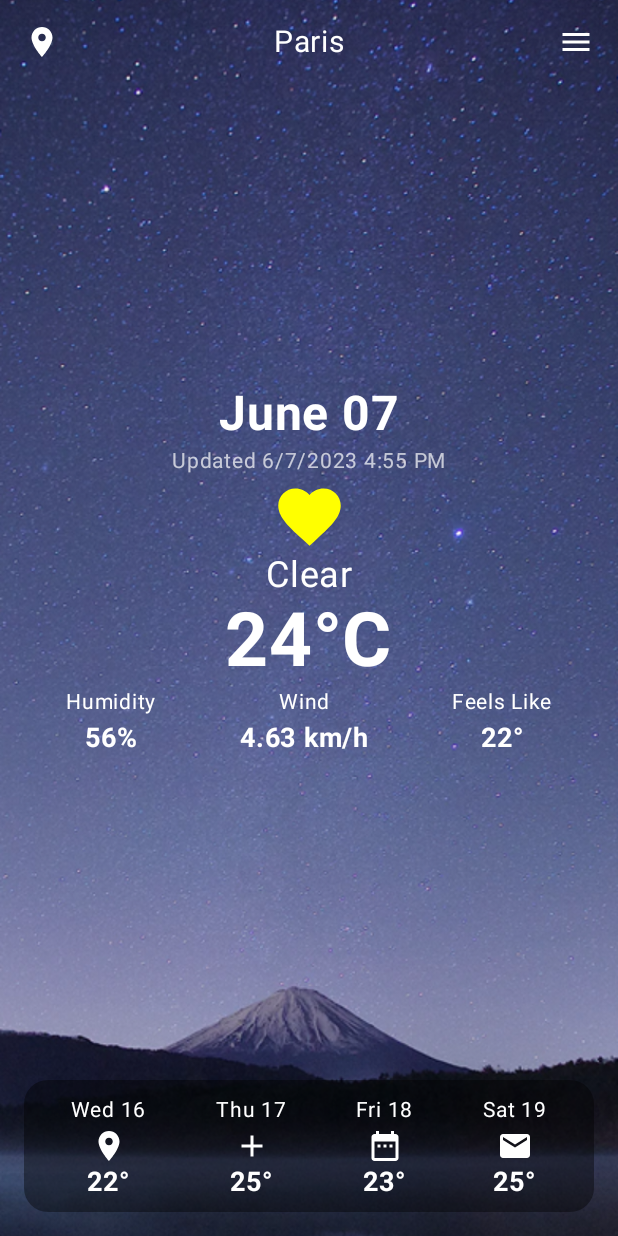
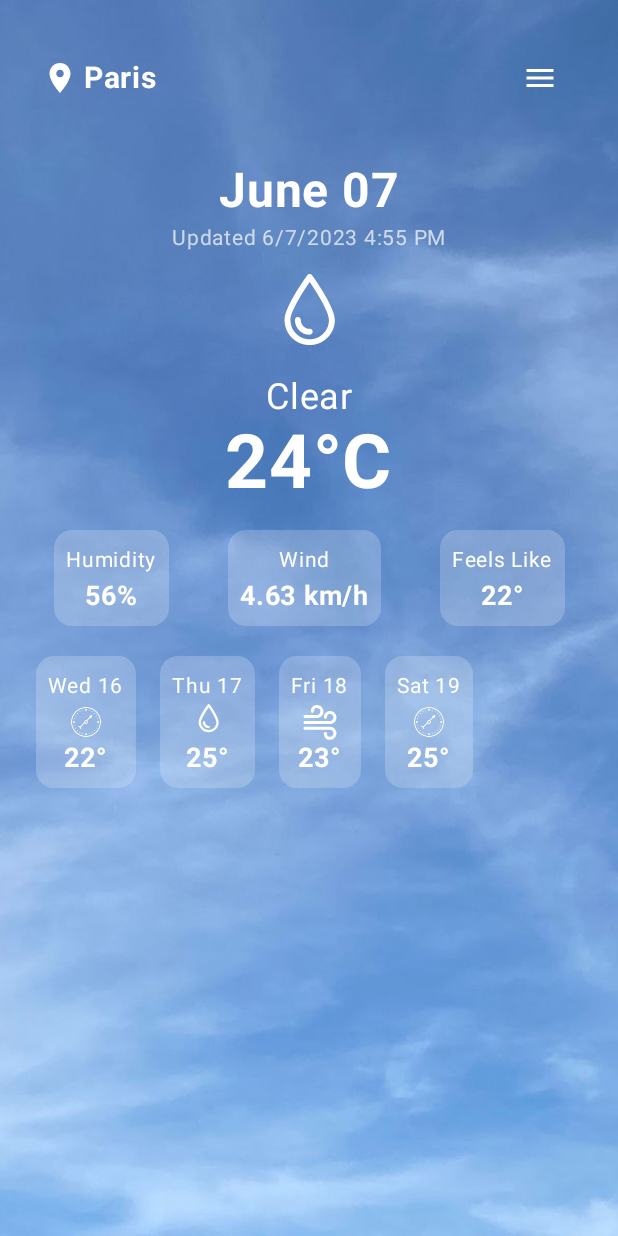
Before and after one commit to Ranahossam156/Weather_App_Kotlin, an Android app built with Jetpack Compose: the composable WeatherScreen shown on its own in the app's theme, on a phone screen of 412 x 824 dp. Run offline under Robolectric (Android 15) with nearby library versions, the phone set to English and light mode, and no system bars.

Commit message:
Home UI v1

```diff
--- a/app/src/main/java/com/example/weatherapp/MainActivity.kt
+++ b/app/src/main/java/com/example/weatherapp/MainActivity.kt
@@ -11,6 +11,7 @@ import androidx.compose.material3.Text
 import androidx.compose.runtime.Composable
 import androidx.compose.ui.Modifier
 import androidx.compose.ui.tooling.preview.Preview
+import com.example.weatherapp.home.WeatherScreen
 import com.example.weatherapp.settings.SettingsScreen
 import com.example.weatherapp.ui.theme.WeatherAppTheme
 
@@ -20,7 +21,7 @@ class MainActivity : ComponentActivity() {
        // enableEdgeToEdge()
         setContent {
            WeatherAppTheme {
-               SettingsScreen()
+               WeatherScreen()
 
 //                Scaffold(modifier = Modifier.fillMaxSize()) { innerPadding -> SettingScreen()
 //                }
--- a/app/src/main/java/com/example/weatherapp/home/HomeScreen.kt
+++ b/app/src/main/java/com/example/weatherapp/home/HomeScreen.kt
@@ -13,6 +13,8 @@ import androidx.compose.foundation.layout.height
 import androidx.compose.foundation.layout.padding
 import androidx.compose.foundation.layout.size
 import androidx.compose.foundation.layout.width
+import androidx.compose.foundation.lazy.LazyRow
+import androidx.compose.foundation.lazy.items
 import androidx.compose.foundation.shape.RoundedCornerShape
 import androidx.compose.material.icons.Icons
 import androidx.compose.material.icons.filled.Add
@@ -107,6 +109,8 @@ import com.example.weatherapp.R
 //fun PreviewMyScreen() {
 //    MyScreen()
 //}
+
+
 @Composable
 fun WeatherScreen() {
     Box(
@@ -115,7 +119,7 @@ fun WeatherScreen() {
             .background(Color.Black)
     ) {
         Image(
-            painter = painterResource(id = R.drawable.sky_background),
+            painter = painterResource(id = R.drawable.b4),
             contentDescription = "Weather Background",
             modifier = Modifier.fillMaxSize(),
             contentScale = ContentScale.Crop
@@ -125,11 +129,12 @@ fun WeatherScreen() {
             modifier = Modifier
                 .fillMaxSize()
                 .padding(16.dp),
-            horizontalAlignment = Alignment.CenterHorizontally,
-            verticalArrangement = Arrangement.SpaceBetween
+            horizontalAlignment = Alignment.CenterHorizontally
         ) {
             WeatherHeader()
+            Spacer(modifier = Modifier.height(20.dp))
             WeatherInfo()
+            Spacer(modifier = Modifier.height(20.dp))
             WeatherForecast()
         }
     }
@@ -138,20 +143,36 @@ fun WeatherScreen() {
 @Composable
 fun WeatherHeader() {
     Row(
-        modifier = Modifier.fillMaxWidth(),
-        horizontalArrangement = Arrangement.SpaceBetween
+        modifier = Modifier
+            .fillMaxWidth()
+            .padding(12.dp),
+        horizontalArrangement = Arrangement.SpaceBetween,
+        verticalAlignment = Alignment.CenterVertically
+    ) {
+        Row(
+            verticalAlignment = Alignment.CenterVertically
         ) {
             Icon(
                 imageVector = Icons.Default.LocationOn,
                 contentDescription = "Location",
                 tint = Color.White
             )
-        Text(text = "Paris", color = Color.White, fontSize = 20.sp)
+            Spacer(modifier = Modifier.width(4.dp))
+            Text(
+                text = "Paris",
+                color = Color.White,
+                fontSize = 20.sp,
+                fontWeight = FontWeight.Bold
+            )
+        }
+
+        IconButton(onClick = { /* TODO: Open menu */ }) {
             Icon(
                 imageVector = Icons.Default.Menu,
                 contentDescription = "Menu",
                 tint = Color.White
             )
+        }
     }
 }
 
@@ -169,12 +190,14 @@ fun WeatherInfo() {
             fontSize = 14.sp,
             color = Color.White.copy(alpha = 0.7f)
         )
+        Spacer(modifier = Modifier.height(12.dp))
         Icon(
-            imageVector = Icons.Default.Favorite,
+            painter = painterResource(id = R.drawable.icon_humidity),
             contentDescription = "Weather Icon",
-            tint = Color.Yellow,
-            modifier = Modifier.size(50.dp)
+            tint = Color.White,
+            modifier = Modifier.size(60.dp)
         )
+        Spacer(modifier = Modifier.height(8.dp))
         Text(
             text = "Clear",
             fontSize = 24.sp,
@@ -186,6 +209,7 @@ fun WeatherInfo() {
             fontWeight = FontWeight.Bold,
             color = Color.White
         )
+        Spacer(modifier = Modifier.height(16.dp))
         Row(
             modifier = Modifier.fillMaxWidth(),
             horizontalArrangement = Arrangement.SpaceAround
@@ -199,42 +223,74 @@ fun WeatherInfo() {
 
 @Composable
 fun WeatherDetail(title: String, value: String) {
-    Column(horizontalAlignment = Alignment.CenterHorizontally) {
+    Column(
+        horizontalAlignment = Alignment.CenterHorizontally,
+        modifier = Modifier
+            .background(Color.White.copy(alpha = 0.2f), shape = RoundedCornerShape(12.dp))
+            .padding(8.dp)
+    ) {
         Text(text = title, color = Color.White, fontSize = 14.sp)
-        Text(text = value, color = Color.White, fontSize = 18.sp, fontWeight = FontWeight.Bold)
+        Text(
+            text = value,
+            color = Color.White,
+            fontSize = 18.sp,
+            fontWeight = FontWeight.Bold
+        )
     }
 }
 
 @Composable
 fun WeatherForecast() {
-    Row(
-        modifier = Modifier
-            .fillMaxWidth()
-            .background(Color.Black.copy(alpha = 0.4f), RoundedCornerShape(16.dp))
-            .padding(8.dp),
-        horizontalArrangement = Arrangement.SpaceAround
+    LazyRow(
+        modifier = Modifier.fillMaxWidth()
     ) {
-        WeatherDay("Wed 16", "22°", Icons.Default.LocationOn)
-        WeatherDay("Thu 17", "25°", Icons.Default.Add)
-        WeatherDay("Fri 18", "23°", Icons.Default.DateRange)
-        WeatherDay("Sat 19", "25°", Icons.Default.Email)
+        items(listOf(
+            DailyForecast("Wed 16", "22°", R.drawable.icon_pressure),
+            DailyForecast("Thu 17", "25°", R.drawable.icon_humidity),
+            DailyForecast("Fri 18", "23°", R.drawable.wind_speed_icon),
+            DailyForecast("Sat 19", "25°", R.drawable.icon_pressure)
+        )) { forecast ->
+            WeatherDay(forecast)
+        }
     }
 }
 
 @Composable
-fun WeatherDay(day: String, temp: String, icon: ImageVector) {
-    Column(horizontalAlignment = Alignment.CenterHorizontally) {
-        Text(text = day, color = Color.White, fontSize = 14.sp)
-        Icon(imageVector = icon, contentDescription = "Weather Icon", tint = Color.White)
-        Text(text = temp, color = Color.White, fontSize = 18.sp, fontWeight = FontWeight.Bold)
+fun WeatherDay(forecast: DailyForecast) {
+    Column(
+        horizontalAlignment = Alignment.CenterHorizontally,
+        modifier = Modifier
+            .padding(horizontal = 8.dp)
+            .background(Color.White.copy(alpha = 0.2f), shape = RoundedCornerShape(12.dp))
+            .padding(8.dp)
+    ) {
+        Text(text = forecast.day, color = Color.White, fontSize = 14.sp)
+        Icon(
+            painter = painterResource(id = forecast.iconRes),
+            contentDescription = "Weather Icon",
+            tint = Color.White,
+            modifier = Modifier.size(24.dp)
+        )
+        Text(
+            text = forecast.temperature,
+            color = Color.White,
+            fontSize = 18.sp,
+            fontWeight = FontWeight.Bold
+        )
     }
 }
 
-//@Preview(showBackground = true)
-//@Composable
-//fun PreviewWeatherScreen() {
-//    WeatherScreen()
-//}
+data class DailyForecast(
+    val day: String,
+    val temperature: String,
+    val iconRes: Int
+)
+
+@Preview(showBackground = true)
+@Composable
+fun PreviewWeatherScreen() {
+    WeatherScreen()
+}
 //@Composable
 //fun WeatherScreen(
 //    cityName: String = "Paris",
```
Also changed, not shown: app/src/main/res/drawable/b2.jpg (added), app/src/main/res/drawable/b3.jpg (added), app/src/main/res/drawable/b4.jpg (added), app/src/main/res/drawable/b5.jpg (added). Lines whose indentation alone changed are shown as unchanged.
